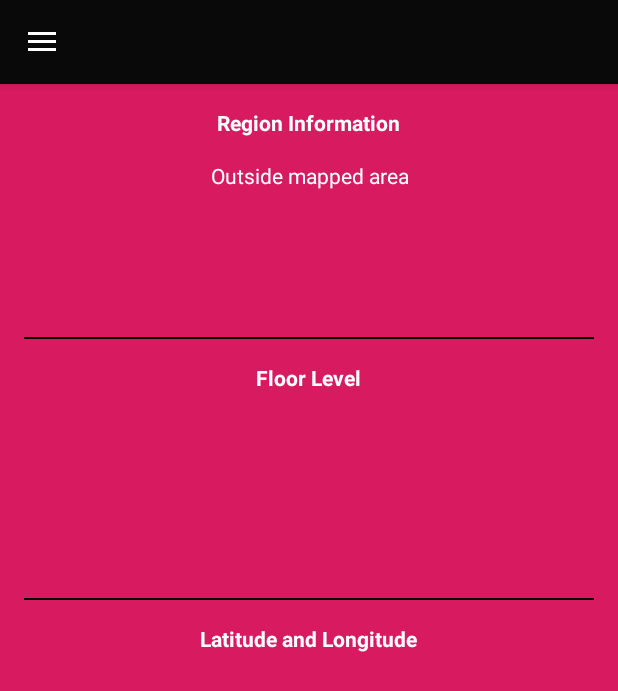
After one commit to Andrew0079/WAPS_WM_Android, an Android app: the RegionActivity screen opened directly, with no data from a screen before it, on a phone screen of 412 x 824 dp. The commit adds this screen. Shown: the top 691 px of the screen. Run offline under Robolectric (Android 15) with nearby library versions, the phone set to English and light mode, and no system bars; our stand-ins replace Firebase (no records; nobody signed in at launch, a user with empty details on screens opened directly); libraries missing offline, so code that uses them is left out: com.indooratlas.android; 4 statements that could not run were skipped.

Commit message:
region indoorAtlas ready

```diff
--- a/app/build.gradle
+++ b/app/build.gradle
@@ -36,6 +36,7 @@ dependencies {
     implementation "com.google.android.gms:play-services-location:15.0.1"
     implementation 'com.android.support:design'
 
+    implementation "com.indooratlas.android:indooratlas-android-sdk:3.1.3@aar"
 
     androidTestImplementation 'androidx.test:rules:1.1.1'
     androidTestImplementation 'androidx.test:runner:1.1.1'
@@ -44,5 +45,10 @@ dependencies {
     testImplementation 'org.mockito:mockito-core:1.10.19'
 
 }
+repositories {
+    maven {
+        url "http://indooratlas-ltd.bintray.com/mvn-public"
+    }
+}
 
 apply plugin: 'com.google.gms.google-services'
--- a/app/src/main/java/android/bignerdranch/waps_11/AppActivity.java
+++ b/app/src/main/java/android/bignerdranch/waps_11/AppActivity.java
@@ -41,6 +41,7 @@ public class AppActivity extends AppCompatActivity {
             }
         });
 
+
         mDrawerLayout = findViewById(R.id.drawer_layout);
         mNavigationView.setNavigationItemSelectedListener(new NavigationView.OnNavigationItemSelectedListener() {
             @Override
@@ -55,6 +56,10 @@ public class AppActivity extends AppCompatActivity {
                         break;
                     case R.id.location:
                         getSupportFragmentManager().beginTransaction().replace(R.id.fragment_container, new MapFragment()).commit();
+                        break;
+                    case R.id.indoorLocation:
+                        Intent intent = new Intent(AppActivity.this, RegionActivity.class);
+                        startActivity(intent);
                         break;
                     case R.id.locationList:
                         getSupportFragmentManager().beginTransaction().replace(R.id.fragment_container, new LocationListFragment()).commit();
--- /dev/null
+++ b/app/src/main/java/android/bignerdranch/waps_11/RegionActivity.java
@@ -0,0 +1,208 @@
+package android.bignerdranch.waps_11;
+
+import androidx.annotation.NonNull;
+import androidx.appcompat.app.ActionBarDrawerToggle;
+import androidx.appcompat.widget.Toolbar;
+import androidx.core.view.GravityCompat;
+import androidx.drawerlayout.widget.DrawerLayout;
+import androidx.fragment.app.FragmentActivity;
+import android.content.Intent;
+import android.os.Bundle;
+import android.view.Menu;
+import android.view.MenuItem;
+import android.view.animation.AnimationUtils;
+import android.widget.TextView;
+import com.google.android.gms.maps.model.LatLng;
+import com.google.android.material.navigation.NavigationView;
+import com.google.firebase.auth.FirebaseAuth;
+import com.indooratlas.android.sdk.IALocation;
+import com.indooratlas.android.sdk.IALocationListener;
+import com.indooratlas.android.sdk.IALocationManager;
+import com.indooratlas.android.sdk.IALocationRequest;
+import com.indooratlas.android.sdk.IARegion;
+
+public class RegionActivity extends FragmentActivity implements IALocationListener, IARegion.Listener{
+
+    private IALocationManager mManager;
+    private IARegion mCurrentVenue = null;
+    private IARegion mCurrentFloorPlan = null;
+    private Integer mCurrentFloorLevel = null;
+    private Float mCurrentCertainty = null;
+
+    private TextView mUiVenue;
+    private TextView mUiVenueId;
+    private TextView mUiFloorPlan;
+    private TextView mUiFloorPlanId;
+    private TextView mUiFloorLevel;
+    private TextView mUiFloorCertainty;
+    private TextView mlatLong;
+
+    private DrawerLayout mDrawerLayout;
+
+
+    @Override
+    protected void onCreate(Bundle savedInstanceState) {
+        super.onCreate(savedInstanceState);
+        setContentView(R.layout.activity_image_view);
+
+        mManager = IALocationManager.create(this);
+        mManager.registerRegionListener(this);
+        mManager.requestLocationUpdates(IALocationRequest.create(), this);
+
+        mUiVenue = findViewById(R.id.text_view_venue);
+        mUiVenueId = findViewById(R.id.text_view_venue_id);
+        mUiFloorPlan = findViewById(R.id.text_view_floor_plan);
+        mUiFloorPlanId = findViewById(R.id.text_view_floor_plan_id);
+        mUiFloorLevel = findViewById(R.id.text_view_floor_level);
+        mUiFloorCertainty = findViewById(R.id.text_view_floor_certainty);
+        mlatLong =  findViewById(R.id.latLONG);
+
+        updateUi();
+
+        Toolbar mToolbar = findViewById(R.id.toolbar2);
+        //setSupportActionBar(mToolbar);
+
+        NavigationView mNavigationView = findViewById(R.id.nav_view2);
+
+        Menu menuNav = mNavigationView.getMenu();
+        MenuItem logoutItem = menuNav.findItem(R.id.Logout);
+        logoutItem.setOnMenuItemClickListener(new MenuItem.OnMenuItemClickListener() {
+            @Override
+            public boolean onMenuItemClick(MenuItem item) {
+                logOut();
+                return false;
+            }
+        });
+
+
+        mDrawerLayout = findViewById(R.id.drawer_layout2);
+        mNavigationView.setNavigationItemSelectedListener(new NavigationView.OnNavigationItemSelectedListener() {
+            @Override
+            public boolean onNavigationItemSelected(@NonNull MenuItem menuItem) {
+
+                switch (menuItem.getItemId()){
+                    case R.id.nav_home:
+
+                        break;
+                    case R.id.nav_list:
+
+                        break;
+                    case R.id.location:
+
+                        break;
+                    case R.id.indoorLocation:
+
+                        break;
+                    case R.id.locationList:
+
+                        break;
+                    case R.id.nav_settings:
+
+                        break;
+                    case R.id.Logout:
+                        logOut();
+                        break;
+                    default:
+                        throw new IllegalStateException("Unexpected value: " + menuItem.getItemId());
+                }
+                mDrawerLayout.closeDrawer(GravityCompat.START);
+                return true;
+            }
+        });
+        ActionBarDrawerToggle mToggle = new ActionBarDrawerToggle(this, mDrawerLayout, mToolbar, R.string.navigation_drawer_open, R.string.navigation_drawer_close);
+        mDrawerLayout.addDrawerListener(mToggle);
+        mToggle.syncState();
+
+    }
+
+    @Override
+    public void onBackPressed() {
+        if(mDrawerLayout.isDrawerOpen(GravityCompat.START)){ mDrawerLayout.closeDrawer(GravityCompat.START); }
+        else { super.onBackPressed(); }
+    }
+
+    public void logOut(){
+        FirebaseAuth.getInstance().signOut();
+        startActivity(new Intent(getApplicationContext(), MainActivity.class));
+        finish();
+
+    }
+
+    @Override
+    protected void onDestroy() {
+        super.onDestroy();
+        mManager.destroy();
+    }
+
+    @Override
+    public void onLocationChanged(IALocation iaLocation) {
+        LatLng latLng = new LatLng(iaLocation.getLatitude(), iaLocation.getLongitude());
+        setText(mlatLong,latLng.toString(),true);
+        mCurrentFloorLevel = iaLocation.hasFloorLevel() ? iaLocation.getFloorLevel() : null;
+        mCurrentCertainty = iaLocation.hasFloorCertainty() ? iaLocation.getFloorCertainty() : null;
+        updateUi();
+    }
+
+    @Override
+    public void onStatusChanged(String s, int i, Bundle bundle) { }
+
+    @Override
+    public void onEnterRegion(IARegion iaRegion) {
+        if (iaRegion.getType() == IARegion.TYPE_VENUE) {
+            mCurrentVenue = iaRegion;
+        } else if (iaRegion.getType() == IARegion.TYPE_FLOOR_PLAN) {
+            mCurrentFloorPlan = iaRegion;
+        }
+        updateUi();
+    }
+
+    @Override
+    public void onExitRegion(IARegion iaRegion) {
+        if (iaRegion.getType() == IARegion.TYPE_VENUE) {
+            mCurrentVenue = iaRegion;
+        } else if (iaRegion.getType() == IARegion.TYPE_FLOOR_PLAN) {
+            mCurrentFloorPlan = iaRegion;
+        }
+        updateUi();
+    }
+
+    public void updateUi() {
+        String venue = getString(R.string.venue_outside);
+        String venueId = "";
+        String floorPlan = "";
+        String floorPlanId = "";
+        String level = "";
+        String certainty = "";
+        if (mCurrentVenue != null) {
+            venue = getString(R.string.venue_inside);
+            venueId = mCurrentVenue.getId();
+            if (mCurrentFloorPlan != null) {
+                floorPlan = mCurrentFloorPlan.getName();
+                floorPlanId = mCurrentFloorPlan.getId();
+            } else {
+                floorPlan = getString(R.string.floor_plan_outside);
+            }
+        }
+
+        if (mCurrentFloorLevel != null) { level = mCurrentFloorLevel.toString(); }
+        if (mCurrentCertainty != null) { certainty = getString(R.string.floor_certainty_percentage, mCurrentCertainty * 100.0f); }
+        setText(mUiVenue, venue, true);
+        setText(mUiVenueId, venueId, true);
+        setText(mUiFloorPlan, floorPlan, true);
+        setText(mUiFloorPlanId, floorPlanId, true);
+        setText(mUiFloorLevel, level, true);
+        setText(mUiFloorCertainty, certainty, false); // do not animate as changes can be frequent
+    }
+
+    /**
+     * Set the text of a TextView and make a animation to notify when the value has changed
+     */
+    public void setText(@NonNull TextView view, @NonNull String text, boolean animateWhenChanged) {
+        if (!view.getText().toString().equals(text)) {
+            view.setText(text);
+            if (animateWhenChanged) {
+                view.startAnimation(AnimationUtils.loadAnimation(this, R.anim.notify_change));
+            }
+        }
+    }
+}
--- /dev/null
+++ b/app/src/main/res/drawable/ic_my_location_black_24dp.xml
@@ -0,0 +1,9 @@
+<vector xmlns:android="http://schemas.android.com/apk/res/android"
+        android:width="24dp"
+        android:height="24dp"
+        android:viewportWidth="24.0"
+        android:viewportHeight="24.0">
+    <path
+        android:fillColor="#FF000000"
+        android:pathData="M12,8c-2.21,0 -4,1.79 -4,4s1.79,4 4,4 4,-1.79 4,-4 -1.79,-4 -4,-4zM20.94,11c-0.46,-4.17 -3.77,-7.48 -7.94,-7.94L13,1h-2v2.06C6.83,3.52 3.52,6.83 3.06,11L1,11v2h2.06c0.46,4.17 3.77,7.48 7.94,7.94L11,23h2v-2.06c4.17,-0.46 7.48,-3.77 7.94,-7.94L23,13v-2h-2.06zM12,19c-3.87,0 -7,-3.13 -7,-7s3.13,-7 7,-7 7,3.13 7,7 -3.13,7 -7,7z"/>
+</vector>
--- /dev/null
+++ b/app/src/main/res/layout/activity_image_view.xml
@@ -0,0 +1,153 @@
+<?xml version="1.0" encoding="utf-8"?>
+<androidx.drawerlayout.widget.DrawerLayout
+    xmlns:android="http://schemas.android.com/apk/res/android"
+    xmlns:app="http://schemas.android.com/apk/res-auto"
+    xmlns:tools="http://schemas.android.com/tools"
+    android:layout_width="match_parent"
+    android:layout_height="match_parent"
+    tools:context=".RegionActivity"
+    tools:openDrawer="start"
+    android:id="@+id/drawer_layout2"
+    android:fitsSystemWindows="true">
+
+    <LinearLayout
+        android:layout_width="match_parent"
+        android:layout_height="match_parent"
+        android:orientation="vertical"
+        >
+
+        <androidx.appcompat.widget.Toolbar
+            android:id="@+id/toolbar2"
+            android:layout_width="match_parent"
+            android:layout_height="?attr/actionBarSize"
+            android:background="#080908"
+            app:titleTextColor="@color/colorAccent"
+            android:elevation="4dp"
+            android:theme="@style/ThemeOverlay.AppCompat.Dark.ActionBar"
+            app:popupTheme="@style/Theme.AppCompat.Light" />
+
+
+    <LinearLayout
+        android:layout_width="match_parent"
+        android:layout_height="match_parent"
+        android:background="@color/colorAccent"
+        android:orientation="vertical"
+        android:padding="16dp"
+        >
+
+        <TextView
+            android:layout_width="wrap_content"
+            android:layout_height="wrap_content"
+            android:layout_gravity="center_horizontal"
+            android:layout_marginBottom="16dp"
+            android:text="@string/region_information"
+            android:textColor="@android:color/white"
+            android:textStyle="bold" />
+
+        <TextView
+            android:id="@+id/text_view_venue"
+            android:layout_width="wrap_content"
+            android:layout_height="wrap_content"
+            android:layout_gravity="center_horizontal"
+            android:textColor="@android:color/white"
+            android:layout_marginBottom="4dp"
+            android:textAlignment="center" />
+
+        <TextView
+            android:id="@+id/text_view_venue_id"
+            android:layout_width="wrap_content"
+            android:layout_height="wrap_content"
+            android:layout_gravity="center_horizontal"
+            android:textColor="@android:color/white"
+            android:layout_marginBottom="16dp"
+            android:textIsSelectable="true" />
+
+        <TextView
+            android:id="@+id/text_view_floor_plan"
+            android:layout_width="wrap_content"
+            android:layout_height="wrap_content"
+            android:layout_gravity="center_horizontal"
+            android:textColor="@android:color/white"
+            android:layout_marginBottom="4dp" />
+
+        <TextView
+            android:id="@+id/text_view_floor_plan_id"
+            android:layout_width="wrap_content"
+            android:layout_height="wrap_content"
+            android:layout_gravity="center_horizontal"
+            android:textColor="@android:color/white"
+            android:layout_marginBottom="16dp"
+            android:textIsSelectable="true" />
+
+        <View
+            android:layout_width="match_parent"
+            android:layout_height="1dp"
+            android:layout_marginBottom="16dp"
+            android:background="#030303"
+            android:textColor="@android:color/white" />
+
+        <TextView
+            android:layout_width="wrap_content"
+            android:layout_height="wrap_content"
+            android:layout_gravity="center_horizontal"
+            android:layout_marginBottom="8dp"
+            android:textColor="@android:color/white"
+            android:text="@string/floor_level"
+            android:textStyle="bold" />
+
+        <TextView
+            android:id="@+id/text_view_floor_level"
+            android:layout_width="wrap_content"
+            android:layout_height="wrap_content"
+            android:textColor="@android:color/white"
+            android:layout_gravity="center_horizontal"
+            android:layout_marginBottom="8dp"
+            android:textSize="64sp" />
+
+        <TextView
+            android:id="@+id/text_view_floor_certainty"
+            android:layout_width="wrap_content"
+            android:layout_height="wrap_content"
+            android:textColor="@android:color/white"
+            android:layout_gravity="center_horizontal"
+            android:layout_marginBottom="16dp"/>
+
+        <View
+            android:layout_width="match_parent"
+            android:layout_height="1dp"
+            android:layout_marginBottom="16dp"
+            android:background="#030303"
+            android:textColor="@android:color/white" />
+
+        <TextView
+            android:layout_width="wrap_content"
+            android:layout_height="wrap_content"
+            android:layout_gravity="center_horizontal"
+            android:layout_marginBottom="8dp"
+            android:textColor="@android:color/white"
+            android:text="@string/latLong"
+            android:textStyle="bold" />
+
+        <TextView
+            android:id="@+id/latLONG"
+            android:layout_width="wrap_content"
+            android:layout_height="wrap_content"
+            android:textColor="@android:color/white"
+            android:layout_gravity="center_horizontal" />
+
+    </LinearLayout>
+
+    </LinearLayout>
+
+    <com.google.android.material.navigation.NavigationView
+        android:id="@+id/nav_view2"
+        android:layout_width="wrap_content"
+        android:layout_height="match_parent"
+        android:layout_gravity="start"
+        android:background="#080809"
+        app:itemTextColor="@color/colorAccent"
+        app:headerLayout="@layout/navigation"
+        app:itemIconTint="@color/colorAccent"
+        app:menu="@menu/drawer_menu" />
+
+</androidx.drawerlayout.widget.DrawerLayout>
--- a/app/src/main/res/menu/drawer_menu.xml
+++ b/app/src/main/res/menu/drawer_menu.xml
@@ -17,9 +17,14 @@
             android:icon="@drawable/ic_location_on_black_24dp"
             android:title="@string/location"/>
         <item
+            android:id="@+id/indoorLocation"
+            android:icon="@drawable/ic_my_location_black_24dp"
+            android:title="@string/indoor"/>
+        <item
             android:id="@+id/nav_list"
             android:icon="@drawable/ic_list_black_24dp"
             android:title="@string/wifi_ap_list"/>
+
         <item
             android:id="@+id/locationList"
             android:icon="@drawable/ic_list_black_24dp"
--- a/app/src/main/res/values/strings.xml
+++ b/app/src/main/res/values/strings.xml
@@ -3,6 +3,7 @@
     <string name="navigation_drawer_open">Open navigation draw</string>
     <string name="navigation_drawer_close">Close Navigation Draw</string>
     <string name="wifi_ap_list">Wifi AP List</string>
+    <string name="indoor">Indoor Location</string>
     <string name="settings">Settings</string>
     <string name="scan_wifi">Scan Wifi Access Points</string>
 
@@ -24,7 +25,7 @@
 
     <string name="register">Register Here!</string>
     <string name="backSign">Sign In!</string>
-    <string name="scanning">Scanning...</string>
+    <string name="scanning">Scanning…</string>
     <string name="update_details">Change Password</string>
     <string name="changeEmail">Change Email</string>
     <string name="update">Update</string>
@@ -32,4 +33,12 @@
     <string name="locationL">Location List</string>
     <string name="oldPassword">Old Password</string>
     <string name="setTime">Set Time Interval</string>
+
+    <string name="venue_outside">Outside mapped area</string>
+    <string name="venue_inside">In venue</string>
+    <string name="floor_plan_outside">No floor plan</string>
+    <string name="floor_certainty_percentage">Certainty: %.1f %%</string>
+    <string name="region_information">Region Information</string>
+    <string name="floor_level">Floor Level</string>
+    <string name="latLong">Latitude and Longitude</string>
 </resources>
```
Also changed, not shown: app/src/main/AndroidManifest.xml (+33 -7 lines), app/src/main/res/anim/notify_change.xml (added, +9 -0 lines).
